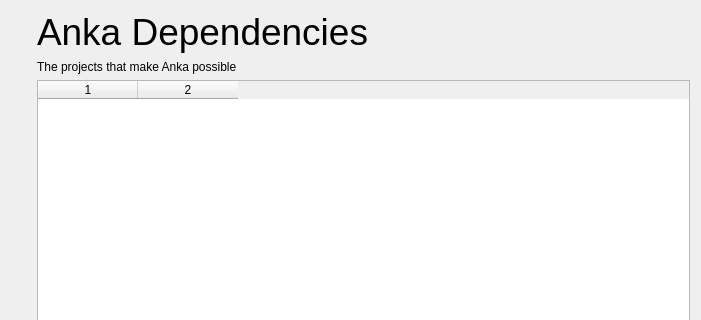
First picture: the form in src/yuzu/deps_dialog.ui, repository Mvii7/Anka, before the edit; both pictures show x 0 to 701 and y 0 to 320 of the 701 by 500 pixel window.
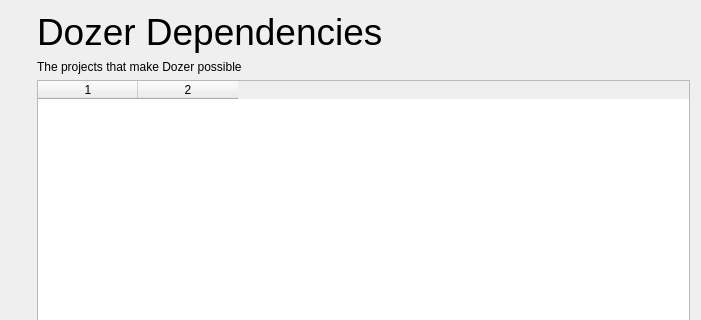
Second picture: the form after the edit. Icons and pictures are not drawn.

Commit message:
Rename Anka to Dozer
Window titles, dialogs, the About box (which keeps the credit to Anka and its
author), the log's version line, the program names (dozer.exe, dozer-cli.exe),
the launchers, the documents and the CI packaging follow. The documents no
longer present Anka's measurements and release packaging as Dozer's. The [Anka]
group of qt-config.ini and the Qt application name are unchanged, so existing
settings and saves keep working.

Claude-Session: https://claude.ai/code/session_01RQ9rc1hfSEthHHxz8t5dGm

Diff of the .ui file:
```diff
--- a/src/yuzu/deps_dialog.ui
+++ b/src/yuzu/deps_dialog.ui
@@ -69,7 +69,7 @@
           </sizepolicy>
          </property>
          <property name="text">
-          <string>&lt;html&gt;&lt;head/&gt;&lt;body&gt;&lt;p&gt;&lt;span style=&quot; font-size:28pt;&quot;&gt;Anka Dependencies&lt;/span&gt;&lt;/p&gt;&lt;/body&gt;&lt;/html&gt;</string>
+          <string>&lt;html&gt;&lt;head/&gt;&lt;body&gt;&lt;p&gt;&lt;span style=&quot; font-size:28pt;&quot;&gt;Dozer Dependencies&lt;/span&gt;&lt;/p&gt;&lt;/body&gt;&lt;/html&gt;</string>
          </property>
         </widget>
        </item>
@@ -82,7 +82,7 @@
           </sizepolicy>
          </property>
          <property name="text">
-        <string>&lt;html&gt;&lt;head/&gt;&lt;body&gt;&lt;p&gt;The projects that make Anka possible&lt;/p&gt;&lt;/body&gt;&lt;/html&gt;</string>
+        <string>&lt;html&gt;&lt;head/&gt;&lt;body&gt;&lt;p&gt;The projects that make Dozer possible&lt;/p&gt;&lt;/body&gt;&lt;/html&gt;</string>
          </property>
         </widget>
        </item>
```
Left out of the diff: 2 changed lines with no effect on the pictures. The commit also changes 40 other files.
